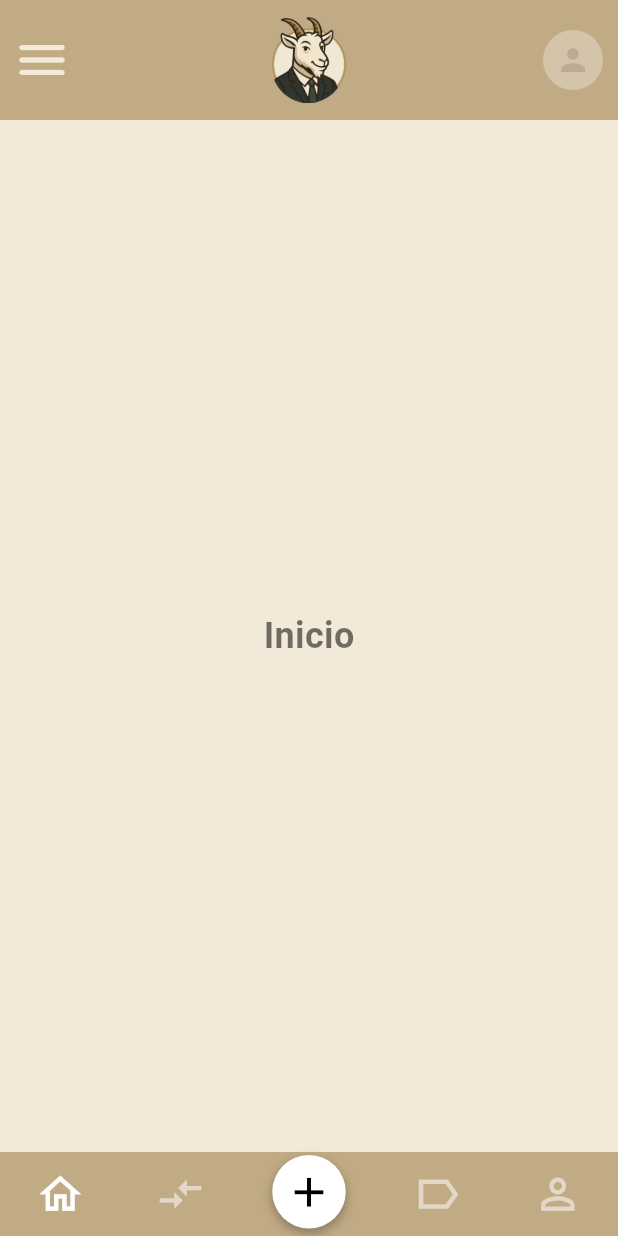
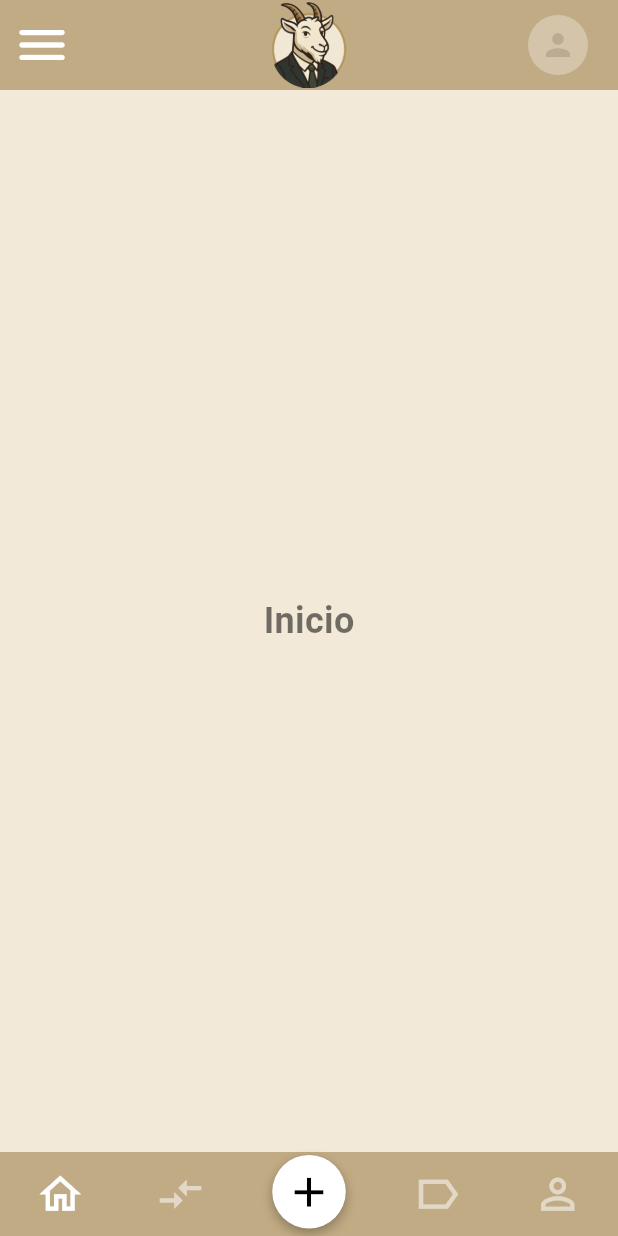
Before and after one commit to yunggraffs/chavocontrol_app, a Flutter app: the screen it shows after launch, on a phone screen of 412 x 824 dp. Run offline on Flutter 3.47's test engine with Material 3 defaults, Android fonts, the phone set to English and light mode, and no system bars.

Commit message:
AppBar completamente responsive

```diff
--- a/lib/presentation/widgets/custom_appbar.dart
+++ b/lib/presentation/widgets/custom_appbar.dart
@@ -5,64 +5,72 @@ import 'package:flutter/material.dart';
 class CustomAppbar extends StatelessWidget implements PreferredSizeWidget {
   const CustomAppbar({super.key});
 
+  // Atributos
+  static const Color primaryAppBar = Colors.white;
+  static const double columnWidth = 70;
+
   // Propiedad requerida: Define la altura total de la AppBar
   @override
-  Size get preferredSize => const Size.fromHeight(80.0);
+  Size get preferredSize => const Size.fromHeight(60);
 
   @override
   Widget build(BuildContext context) {
-    // Obtener el ancho de la pantalla
-    final double screenWith = MediaQuery
-        .of(context)
-        .size
-        .width;
-    // Definir el ancho de las tres columnas
-    final double columnWith = screenWith / 3;
-
     return Container(
       color: AppColors.primaryTopBottom,
-      // SafeArea para no solapar la barra de notificaciones
+      // Aplicamos un SafeArea únicamente arriba y abajo
       child: SafeArea(
+        left: false,
+        right: false,
+        // Definimos el layout
         child: Row(
           children: <Widget>[
-
-            // Icono de menú
-            SizedBox(
-              width: columnWith,
+            // ------ Icono de Menú (Izquierda)
+            Container(
+              width: columnWidth,
               child: Align(
                 alignment: Alignment.centerLeft,
                 child: IconButton(
-                  onPressed: () {},
+                  onPressed: () {
+                    // Lógica para abrir el menú
+                  },
                   icon: const Icon(
-                      Icons.menu_rounded,
-                      color: AppColors.primary,
-                      size: 40
+                    Icons.menu_rounded,
+                    color: primaryAppBar,
+                    size: 40,
                   ),
                 ),
               ),
             ),
 
-            // Imagen de la app
-            SizedBox(
-              width: columnWith,
+            // ------ Imagen de la App (Centro)
+            // 'Expanded' ocupará el espacio sobrante en el medio
+            Expanded(
+              // 'Center' lo centrará dentro de ese espacio sobrante
               child: Center(
                 child: Image.asset(
                   "assets/images/Icon_ChavoControlT.png",
                   width: 50,
+                  // Añadimos un fallback por si la imagen no carga
+                  errorBuilder: (context, error, stackTrace) => const Icon(
+                    Icons.shield_moon,
+                    size: 50,
+                    color: primaryAppBar,
+                  ),
                 ),
               ),
             ),
 
-            // Botón de perfil
-            SizedBox(
-              width: columnWith,
+            // ------ Botón de Perfil (Derecha)
+            // Usamos el mismo ancho fijo que la izquierda para garantizar
+            // que el logo 'Expanded' esté perfectamente centrado
+            Container(
+              width: columnWidth,
               child: Align(
-                alignment: Alignment.centerRight,
                 child: Padding(
                   padding: const EdgeInsets.only(right: 10),
-                  child: const CircleAvatar(
+                  child: CircleAvatar(
                     backgroundColor: Colors.white30,
-                    child: Icon(
+                    child: const Icon(
                       Icons.person,
                       color: Colors.black12,
                     ),
```
